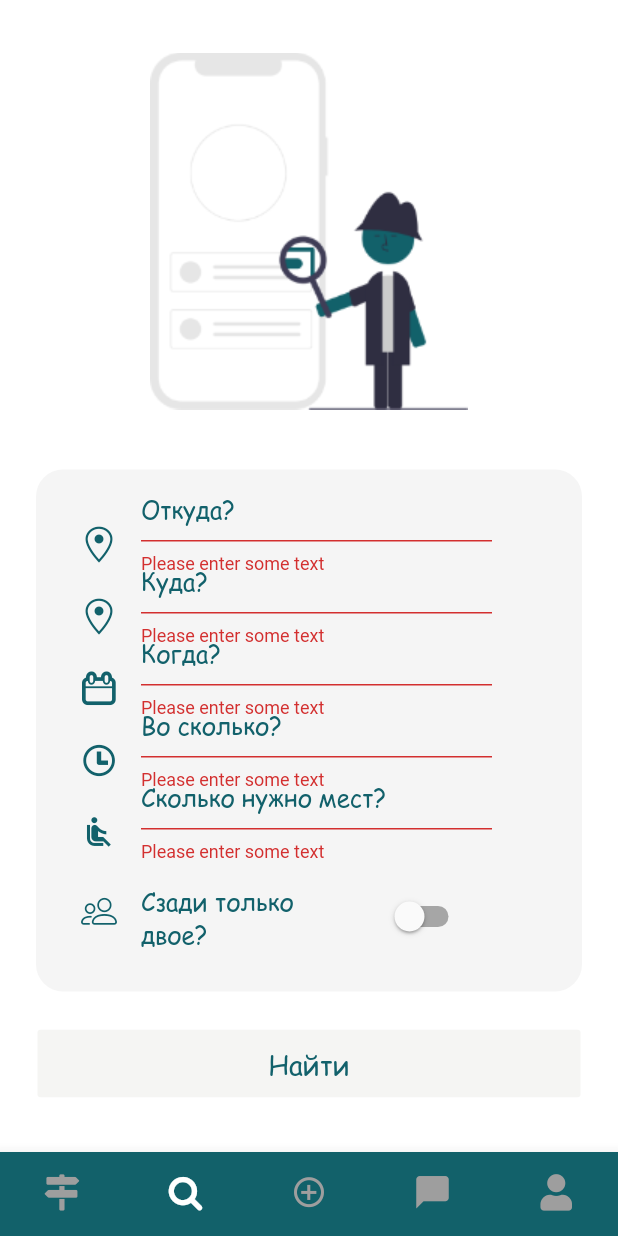
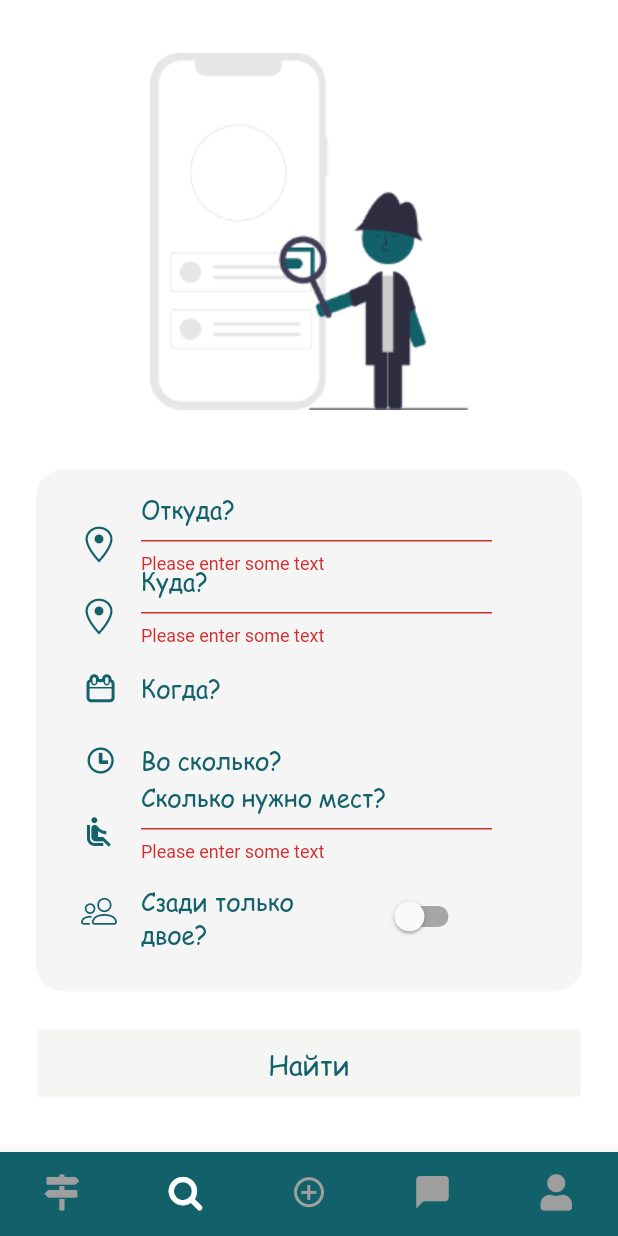
Before and after one commit to tarasevichvlad/way-flutter, a Flutter app: the screen it shows after launch, item 2 of the bottom bar chosen, after a tap on "Найти", on a phone screen of 412 x 824 dp. Run offline on Flutter 3.47's test engine with Material 2 defaults, Android fonts, the phone set to English and light mode, and no system bars; our stand-ins replace bloc, equatable, flutter_bloc; missing offline and left inert: aad_oauth.

Commit message:
change text input to date picket and time picker

```diff
--- a/lib/screens/search_screen.dart
+++ b/lib/screens/search_screen.dart
@@ -1,5 +1,6 @@
 import 'package:flutter/material.dart';
 import 'package:flutter_bloc/flutter_bloc.dart';
+import 'package:intl/intl.dart';
 import 'package:way/blocs/blocs.dart';
 import 'package:way/blocs/navigation/navigation_bloc.dart';
 import 'package:way/blocs/navigation/navigation_event.dart';
@@ -16,14 +17,37 @@ class _SearchScreenState extends State<SearchScreen> {
   bool _autoValidate = false;
   String _from = '';
   String _to = '';
-  String _date = '';
-  String _time = '';
+  DateTime _date;
+  TimeOfDay _time;
   int _seats = 0;
   bool _onlyTwo = false;
 
   @override
   void initState() {
     super.initState();
+  }
+
+  Future<Null> _selectDate(BuildContext context) async {
+    final DateTime picked = await showDatePicker(
+        context: context,
+        initialDate: DateTime.now(),
+        firstDate: DateTime.now(),
+        lastDate: DateTime(2101));
+    if (picked != null && picked != _date) {
+      setState(() {
+        _date = picked;
+      });
+    }
+  }
+
+  Future<Null> _selectTime(BuildContext context) async {
+    final TimeOfDay picked =
+        await showTimePicker(context: context, initialTime: TimeOfDay.now());
+    if (picked != null && picked != _time) {
+      setState(() {
+        _time = picked;
+      });
+    }
   }
 
   @override
@@ -133,32 +157,35 @@ class _SearchScreenState extends State<SearchScreen> {
                         child: Row(
                           crossAxisAlignment: CrossAxisAlignment.center,
                           children: [
-                            Icon(
+                            Stack(overflow: Overflow.visible, children: [
+                              IconButton(
+                                iconSize: 20,
+                                padding: EdgeInsets.fromLTRB(0, 0, 22, 0),
+                                icon: Icon(
                                   SearchIcons.calendar_outlilne,
                                   color: Color.fromRGBO(18, 97, 107, 1),
                                 ),
-                            Container(
+                                onPressed: () {
+                                  _selectDate(context);
+                                },
+                              ),
+                              Positioned(
+                                  child: Container(
                                       width: 250,
-                              child: TextFormField(
-                                  keyboardType: TextInputType.datetime,
-                                  validator: (value) {
-                                    if (value.isEmpty) {
-                                      return 'Please enter some text';
-                                    }
-                                    return null;
-                                  },
-                                  onSaved: (String val) {
-                                    _date = val;
-                                  },
-                                  decoration: InputDecoration(
-                                    hintText: 'Когда?',
-                                    hintStyle: TextStyle(
-                                        color: Color.fromRGBO(18, 97, 107, 1),
+                                      child: Text(
+                                        _date != null
+                                            ? DateFormat('yyyy-MM-dd')
+                                                .format(_date)
+                                            : 'Когда?',
+                                        style: TextStyle(
+                                            color:
+                                                Color.fromRGBO(18, 97, 107, 1),
                                             fontFamily: 'ComicSansMS',
                                             fontSize: 16),
                                       )),
-                              padding: EdgeInsets.only(left: 16),
-                            )
+                                  left: 40,
+                                  top: 8)
+                            ])
                           ],
                         ),
                       ),
@@ -168,32 +195,34 @@ class _SearchScreenState extends State<SearchScreen> {
                         child: Row(
                           crossAxisAlignment: CrossAxisAlignment.center,
                           children: [
-                            Icon(
+                            Stack(overflow: Overflow.visible, children: [
+                              IconButton(
+                                iconSize: 20,
+                                padding: EdgeInsets.fromLTRB(0, 0, 22, 0),
+                                icon: Icon(
                                   SearchIcons.clock,
                                   color: Color.fromRGBO(18, 97, 107, 1),
                                 ),
-                            Container(
+                                onPressed: () {
+                                  _selectTime(context);
+                                },
+                              ),
+                              Positioned(
+                                  child: Container(
                                       width: 250,
-                              child: TextFormField(
-                                  keyboardType: TextInputType.datetime,
-                                  validator: (value) {
-                                    if (value.isEmpty) {
-                                      return 'Please enter some text';
-                                    }
-                                    return null;
-                                  },
-                                  onSaved: (String val) {
-                                    _time = val;
-                                  },
-                                  decoration: InputDecoration(
-                                    hintText: 'Во сколько?',
-                                    hintStyle: TextStyle(
-                                        color: Color.fromRGBO(18, 97, 107, 1),
+                                      child: Text(
+                                        _time != null
+                                            ? _time.format(context)
+                                            : 'Во сколько?',
+                                        style: TextStyle(
+                                            color:
+                                                Color.fromRGBO(18, 97, 107, 1),
                                             fontFamily: 'ComicSansMS',
                                             fontSize: 16),
                                       )),
-                              padding: EdgeInsets.only(left: 16),
-                            )
+                                  left: 40,
+                                  top: 8)
+                            ])
                           ],
                         ),
                       ),
@@ -257,7 +286,6 @@ class _SearchScreenState extends State<SearchScreen> {
                                     _onlyTwo = value;
                                   });
                                 },
-                                activeTrackColor: Colors.white,
                                 activeColor: Color.fromRGBO(18, 97, 107, 1),
                               ),
                             )
@@ -270,11 +298,13 @@ class _SearchScreenState extends State<SearchScreen> {
             FlatButton(
               onPressed: () {
                 if (_formKey.currentState.validate()) {
+                  final DateTime dateToServer = DateTime.utc(_date.year,
+                      _date.month, _date.day, _time.hour, _time.minute);
                   SearchTrip searchTrip = SearchTrip(
                       from: _from,
                       to: _to,
                       seats: _seats,
-                      dateTime: '${_date}T${_time}Z',
+                      dateTime: dateToServer.toIso8601String(),
                       onlyTwo: _onlyTwo);
                   BlocProvider.of<TripBloc>(context)
                       .add(TripSearchRequested(searchTrip: searchTrip));
```
Lines whose indentation alone changed are shown as unchanged.
